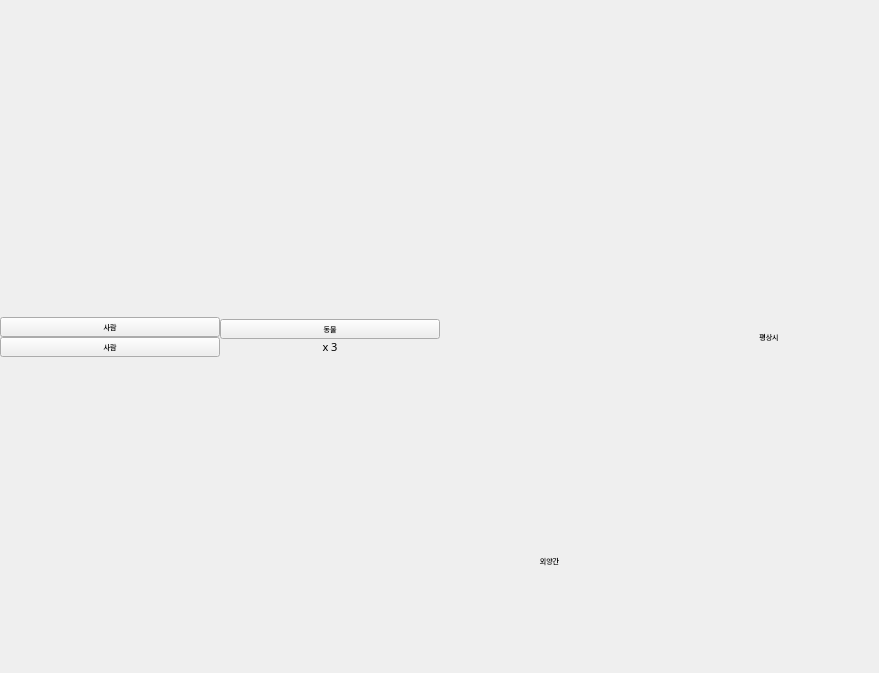
This is Agricola_Front/PersonalField/field_base.ui in kimmoney/Agricola as Qt 5 draws it before an edit. The edited form follows.
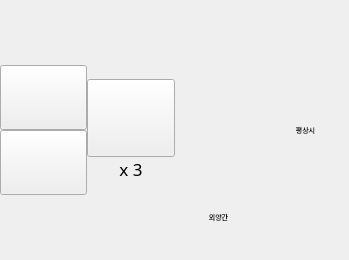
This is the edited form. Icons and pictures are not drawn.

Commit message: 라운드카드 ui, field_base ui 수정

```diff
--- a/Agricola_Front/PersonalField/field_base.ui
+++ b/Agricola_Front/PersonalField/field_base.ui
@@ -6,8 +6,8 @@
    <rect>
     <x>0</x>
     <y>0</y>
-    <width>879</width>
-    <height>673</height>
+    <width>349</width>
+    <height>260</height>
    </rect>
   </property>
   <property name="sizePolicy">
@@ -117,7 +117,7 @@
           <pointsize>5</pointsize>
          </font>
         </property>
-        <layout class="QVBoxLayout" name="verticalLayout">
+        <layout class="QVBoxLayout" name="verticalLayout" stretch="1,1,1,1">
          <property name="spacing">
           <number>0</number>
          </property>
@@ -167,7 +167,7 @@
          <item>
           <widget class="QPushButton" name="pushButton_2">
            <property name="sizePolicy">
-            <sizepolicy hsizetype="Ignored" vsizetype="Preferred">
+            <sizepolicy hsizetype="Minimum" vsizetype="Minimum">
              <horstretch>0</horstretch>
              <verstretch>0</verstretch>
             </sizepolicy>
@@ -175,7 +175,7 @@
            <property name="minimumSize">
             <size>
              <width>1</width>
-             <height>1</height>
+             <height>20</height>
             </size>
            </property>
            <property name="font">
@@ -184,8 +184,11 @@
              <pointsize>5</pointsize>
             </font>
            </property>
+           <property name="styleSheet">
+            <string notr="true">border-image: url(:/newPrefix/images/worker_red.png);</string>
+           </property>
            <property name="text">
-            <string>사람</string>
+            <string/>
            </property>
            <property name="checkable">
             <bool>true</bool>
@@ -195,7 +198,7 @@
          <item>
           <widget class="QPushButton" name="pushButton_3">
            <property name="sizePolicy">
-            <sizepolicy hsizetype="Ignored" vsizetype="Minimum">
+            <sizepolicy hsizetype="Minimum" vsizetype="Minimum">
              <horstretch>0</horstretch>
              <verstretch>0</verstretch>
             </sizepolicy>
@@ -203,7 +206,7 @@
            <property name="minimumSize">
             <size>
              <width>1</width>
-             <height>1</height>
+             <height>20</height>
             </size>
            </property>
            <property name="font">
@@ -211,8 +214,11 @@
              <family>Pretendard Medium</family>
             </font>
            </property>
+           <property name="styleSheet">
+            <string notr="true">border-image: url(:/newPrefix/images/worker_red.png);</string>
+           </property>
            <property name="text">
-            <string>사람</string>
+            <string/>
            </property>
            <property name="checkable">
             <bool>true</bool>
@@ -279,7 +285,7 @@
           <pointsize>5</pointsize>
          </font>
         </property>
-        <layout class="QVBoxLayout" name="verticalLayout_2">
+        <layout class="QVBoxLayout" name="verticalLayout_2" stretch="1,1,1,1">
          <property name="spacing">
           <number>0</number>
          </property>
@@ -329,7 +335,7 @@
          <item>
           <widget class="QPushButton" name="btn_animal">
            <property name="sizePolicy">
-            <sizepolicy hsizetype="Ignored" vsizetype="Preferred">
+            <sizepolicy hsizetype="Minimum" vsizetype="Minimum">
              <horstretch>0</horstretch>
              <verstretch>0</verstretch>
             </sizepolicy>
@@ -346,8 +352,11 @@
              <pointsize>5</pointsize>
             </font>
            </property>
+           <property name="styleSheet">
+            <string notr="true">border-image: url(:/newPrefix/images/vegetable.png);</string>
+           </property>
            <property name="text">
-            <string>동물</string>
+            <string/>
            </property>
            <property name="checkable">
             <bool>true</bool>
@@ -356,6 +365,12 @@
          </item>
          <item>
           <widget class="QPushButton" name="btn_field_unitcount">
+           <property name="sizePolicy">
+            <sizepolicy hsizetype="Minimum" vsizetype="Maximum">
+             <horstretch>0</horstretch>
+             <verstretch>0</verstretch>
+            </sizepolicy>
+           </property>
            <property name="minimumSize">
             <size>
              <width>1</width>
@@ -365,7 +380,7 @@
            <property name="font">
             <font>
              <family>Pretendard Medium</family>
-             <pointsize>8</pointsize>
+             <pointsize>13</pointsize>
             </font>
            </property>
            <property name="styleSheet">
```
The commit also changes 1 other file.
